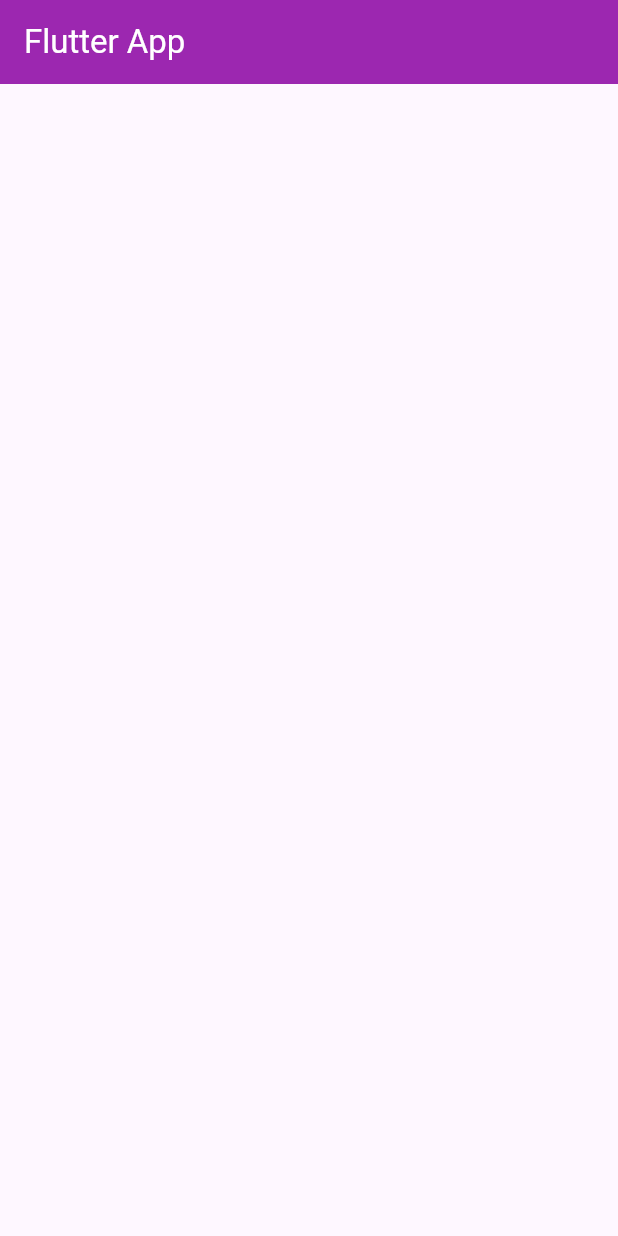
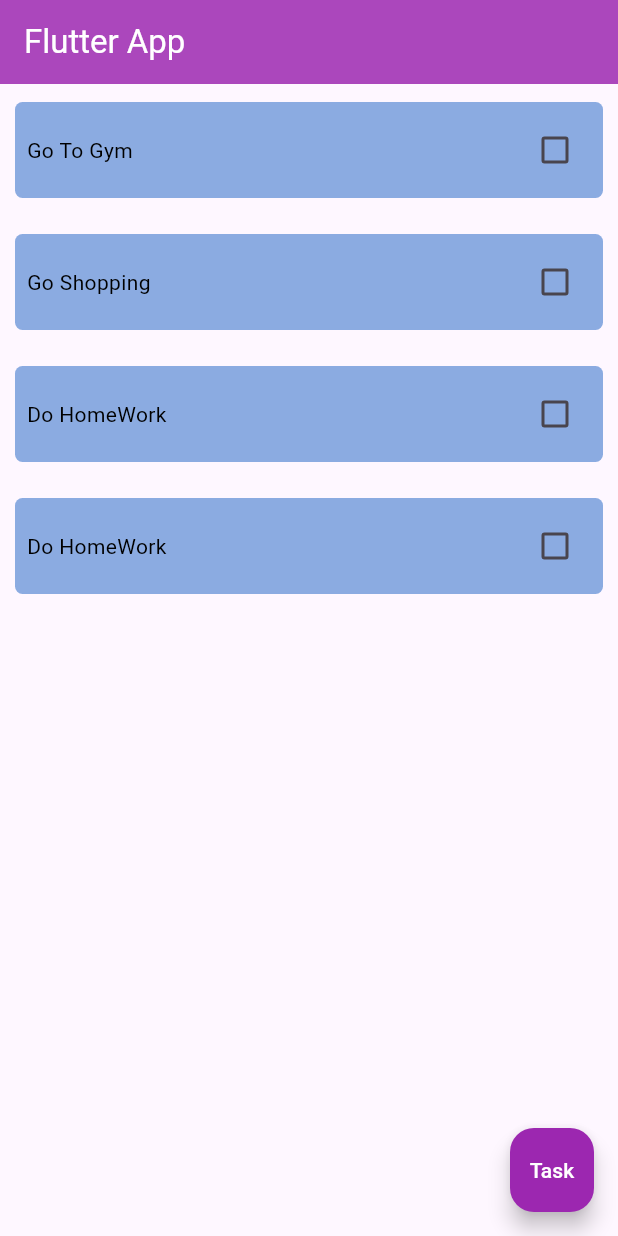
Before and after one commit to Abdullah-Jehani/flutterToDoApp, a Flutter app: the screen it shows after launch, on a phone screen of 412 x 824 dp. Run offline on Flutter 3.47's test engine with Material 2 defaults, Android fonts, the phone set to English and light mode, and no system bars.

Commit message:
second-commit

```diff
--- a/lib/models/Task_Model.dart
+++ b/lib/models/Task_Model.dart
@@ -1,6 +1,11 @@
 class TaskModel {
   String name;
   bool isDone;
+  DateTime createdAt;
 
-  TaskModel({required this.name, this.isDone = false});
+  TaskModel({
+    required this.name,
+    this.isDone = false,
+    required this.createdAt,
+  });
 }
--- a/lib/screens/home_screen.dart
+++ b/lib/screens/home_screen.dart
@@ -10,9 +10,10 @@ class HomeScreen extends StatefulWidget {
 
 class _HomeScreenState extends State<HomeScreen> {
   List<TaskModel> tasks = [
-    TaskModel(name: 'Buy milk'),
-    TaskModel(name: 'Buy eggs'),
-    TaskModel(name: 'Buy bread'),
+    TaskModel(name: 'Go To Gym', createdAt: DateTime.now()),
+    TaskModel(name: 'Go Shopping', createdAt: DateTime.now()),
+    TaskModel(name: 'Do HomeWork', createdAt: DateTime.now()),
+    TaskModel(name: 'Do HomeWork', createdAt: DateTime.now()),
   ];
   @override
   Widget build(BuildContext context) {
@@ -22,8 +23,54 @@ class _HomeScreenState extends State<HomeScreen> {
           'Flutter App',
           style: TextStyle(color: Colors.white),
         ),
-        backgroundColor: Colors.purple,
+        backgroundColor: Colors.purple[400],
       ),
+      body: ListView.builder(
+          itemCount: tasks.length,
+          itemBuilder: (context, index) {
+            return Padding(
+              // this is the padding between the tasks
+              padding: const EdgeInsets.symmetric(horizontal: 10, vertical: 12),
+              child: Container(
+                decoration: BoxDecoration(
+                  color: const Color.fromARGB(255, 139, 171, 225),
+                  borderRadius: BorderRadius.circular(5),
+                ),
+                child: Padding(
+                  // the padding inside the task
+                  padding: const EdgeInsets.all(8),
+                  child: Row(
+                    mainAxisAlignment: MainAxisAlignment.spaceBetween,
+                    children: [
+                      Text(
+                        tasks[index].name,
+                        style: const TextStyle(color: Colors.black),
+                      ),
+                      Checkbox(
+                        value: tasks[index].isDone,
+                        onChanged: (a) {
+                          setState(() {
+                            tasks[index].isDone = !tasks[index].isDone;
+                          });
+                        },
+                      ),
+                    ],
+                  ),
+                ),
+              ),
+            );
+          }),
+      floatingActionButton: FloatingActionButton(
+          backgroundColor: Colors.purple,
+          child: const Text(
+            'Task',
+            style: TextStyle(color: Colors.white),
+          ),
+          onPressed: () {
+            setState(() {
+              tasks.add(TaskModel(name: "New Task", createdAt: DateTime.now()));
+            });
+          }),
     );
   }
 }
```
